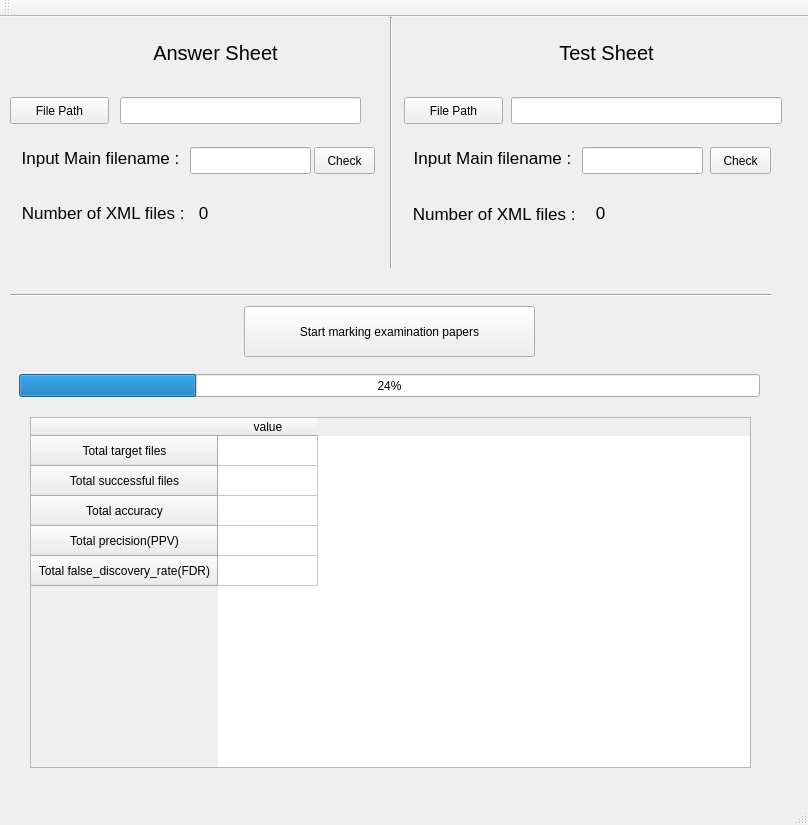
This is compare_answer_program/mainwindow.ui in JunsukLee/Compare_answer_project as Qt 5 draws it before an edit. The edited form follows.
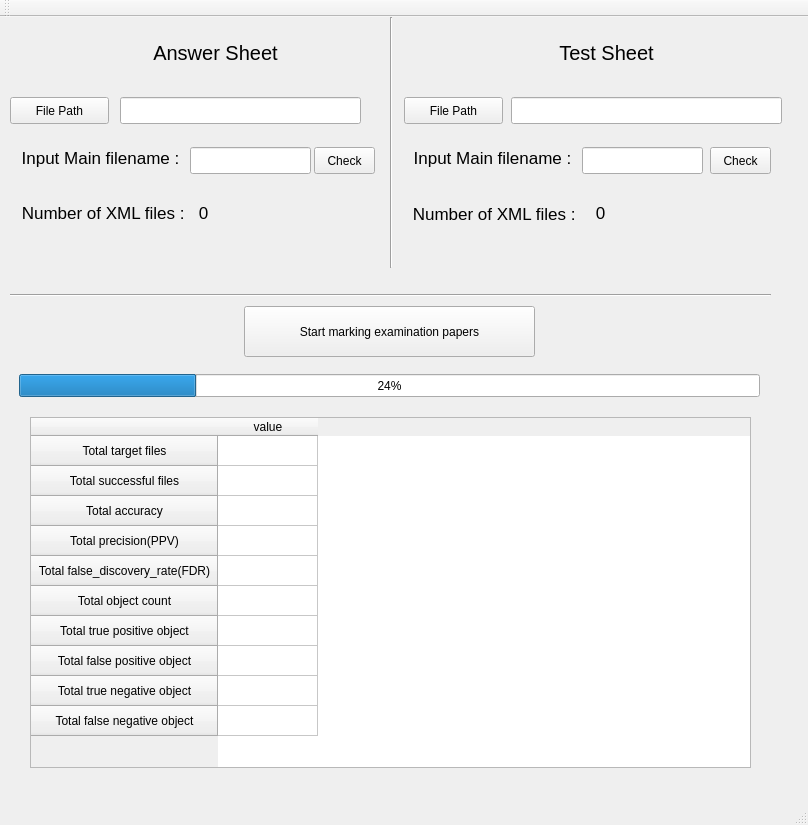
This is the edited form.

What changed in the file:
```diff
--- a/compare_answer_program/mainwindow.ui
+++ b/compare_answer_program/mainwindow.ui
@@ -406,6 +406,46 @@
       <set>AlignHCenter|AlignVCenter|AlignCenter</set>
      </property>
     </row>
+    <row>
+     <property name="text">
+      <string>Total object count</string>
+     </property>
+     <property name="textAlignment">
+      <set>AlignHCenter|AlignVCenter|AlignCenter</set>
+     </property>
+    </row>
+    <row>
+     <property name="text">
+      <string>Total true positive object</string>
+     </property>
+     <property name="textAlignment">
+      <set>AlignHCenter|AlignVCenter|AlignCenter</set>
+     </property>
+    </row>
+    <row>
+     <property name="text">
+      <string>Total false positive object</string>
+     </property>
+     <property name="textAlignment">
+      <set>AlignHCenter|AlignVCenter|AlignCenter</set>
+     </property>
+    </row>
+    <row>
+     <property name="text">
+      <string>Total true negative object</string>
+     </property>
+     <property name="textAlignment">
+      <set>AlignHCenter|AlignVCenter|AlignCenter</set>
+     </property>
+    </row>
+    <row>
+     <property name="text">
+      <string>Total false negative object</string>
+     </property>
+     <property name="textAlignment">
+      <set>AlignHCenter|AlignVCenter|AlignCenter</set>
+     </property>
+    </row>
     <column>
      <property name="text">
       <string>value</string>
```
